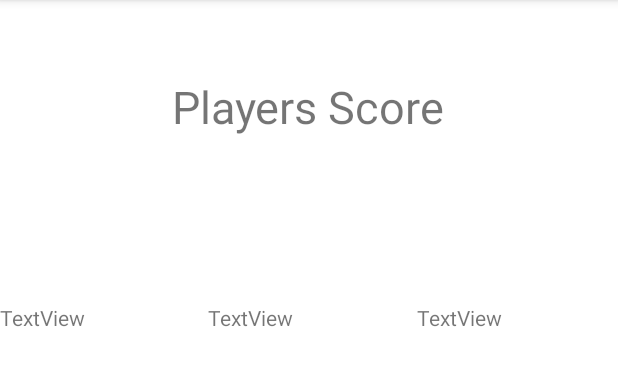
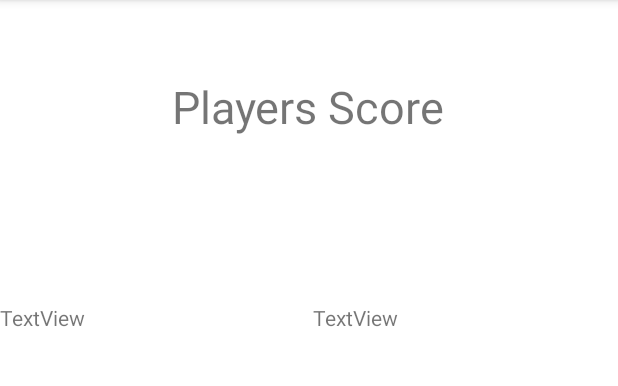
Before and after one commit to ClaudiuVisan/Whist_Score_Table, an Android app: the add_players screen opened directly, with no data from a screen before it, after a tap on "START GAME", on a phone screen of 412 x 824 dp, the part 84-470 px from its top. Run offline under Robolectric (Android 15) with nearby library versions, the phone set to English and light mode, and no system bars; 1 other tap on this screen came first.

Commit message:
Adaugat lock la buton

```diff
--- a/app/src/main/java/com/example/whistscoretable/MainActivity.java
+++ b/app/src/main/java/com/example/whistscoretable/MainActivity.java
@@ -22,5 +22,6 @@ public class MainActivity extends AppCompatActivity {
     }
     public void onClickLoadGame(View view){
         // Implementare activity load game
+        // TO DO
     }
 }
--- a/app/src/main/java/com/example/whistscoretable/Player.java
+++ b/app/src/main/java/com/example/whistscoretable/Player.java
@@ -3,7 +3,7 @@ package com.example.whistscoretable;
 import java.io.Serializable;
 
 public class Player implements Serializable {
-    private int score=0, bet, result;
+    private int score, bet, result;
     private String name;
 
     public int getScore() {
@@ -38,4 +38,10 @@ public class Player implements Serializable {
         this.name = name;
     }
 
+    Player(){
+        score=0;
+        name=" ";
+        bet=0;
+    }
+
 }
--- a/app/src/main/java/com/example/whistscoretable/Score.java
+++ b/app/src/main/java/com/example/whistscoretable/Score.java
@@ -2,6 +2,8 @@ package com.example.whistscoretable;
 
 import androidx.appcompat.app.AppCompatActivity;
 import android.os.Bundle;
+import android.widget.TextView;
+
 import java.util.ArrayList;
 
 public class Score extends AppCompatActivity {
--- a/app/src/main/java/com/example/whistscoretable/add_players.java
+++ b/app/src/main/java/com/example/whistscoretable/add_players.java
@@ -12,10 +12,9 @@ import java.io.Serializable;
 import java.util.ArrayList;
 
 public class add_players extends AppCompatActivity {
-    private int noPlayers,n=0;
+    private int noPlayers;
     private boolean modif=false;
     private ArrayList<Player> playerList = new ArrayList<>();
-    private Button start_game;
     LinearLayout myLayout=null;
     @Override
     protected void onCreate(Bundle savedInstanceState) {
@@ -24,16 +23,20 @@ public class add_players extends AppCompatActivity {
         Intent intent1 = getIntent();
         Button placeHolder=(Button) findViewById(R.id.placeHolder);
         Spinner spinner = (Spinner) findViewById(R.id.spinner);
-
+        Button start_game=(Button) findViewById(R.id.start_game);
+        start_game.setEnabled(false);
         placeHolder.setOnClickListener(new View.OnClickListener() {
             @Override
             public void onClick(View v) {
                 String noPlayersstr=String.valueOf(spinner.getSelectedItem()) ;
                 noPlayers=Integer.parseInt(noPlayersstr);
                 addPlayers();
+                start_game.setEnabled(true);
+
             }
         });
     }
+
     public void onClickStartGame(View view){
         Intent start = new Intent(add_players.this,Score.class);
         Bundle passPlayers=new Bundle();
@@ -43,13 +46,12 @@ public class add_players extends AppCompatActivity {
             EditText caset = (EditText) findViewById(i+R.id.playerName);
             newPlayer.setName(caset.getText().toString());
             playerList.add(newPlayer);
-            n++;
             passPlayers.putSerializable("playerList",(Serializable) playerList);
         }
         start.putExtras(passPlayers);
         start.putExtra("noPlayers",noPlayers);
-      //  start.putExtra("playerList", playerList);
         startActivity(start);
+
     }
 
     public void addPlayers(){
--- a/app/src/main/res/layout/activity_score.xml
+++ b/app/src/main/res/layout/activity_score.xml
@@ -38,13 +38,6 @@
             android:text="TextView" />
 
         <TextView
-            android:id="@+id/p2"
-            android:layout_width="wrap_content"
-            android:layout_height="wrap_content"
-            android:layout_weight="1"
-            android:text="TextView" />
-
-        <TextView
             android:id="@+id/p"
             android:layout_width="wrap_content"
             android:layout_height="wrap_content"
```
